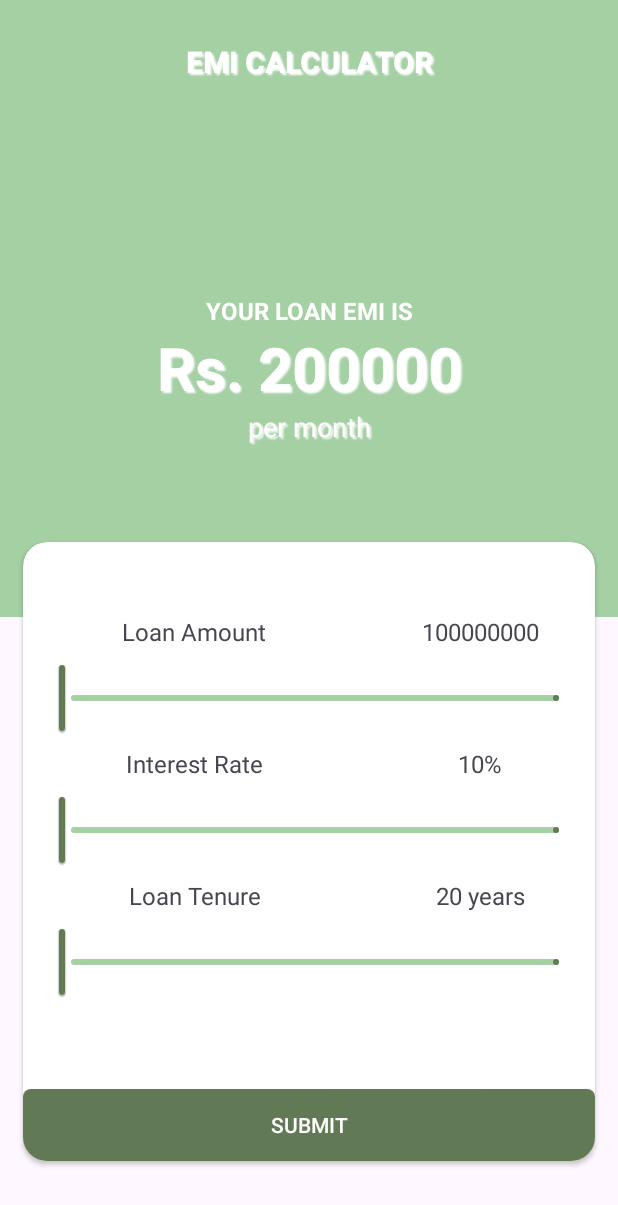
After one commit to neha280694/-rt, an Android app: the emicalculator screen opened directly, with no data from a screen before it, on a phone screen of 412 x 824 dp. The commit adds this screen. Shown: the top 1205 px of the screen. Run offline under Robolectric (Android 15) with nearby library versions, the phone set to English and light mode, and no system bars.

Commit message:
worked on the ui of emi calculator

```diff
--- a/app/src/main/java/com/example/myapplication/dashboard.java
+++ b/app/src/main/java/com/example/myapplication/dashboard.java
@@ -12,6 +12,7 @@ public class dashboard extends AppCompatActivity {
   private LinearLayout usrd;
   private LinearLayout weatherd;
     private TextView serverd;
+    private LinearLayout loanemi;
 
     @Override
     protected void onCreate(Bundle savedInstanceState) {
@@ -20,6 +21,7 @@ public class dashboard extends AppCompatActivity {
         usrd=findViewById(R.id.usrd);
         weatherd=findViewById(R.id.weatherd);
         serverd=findViewById(R.id.serverd);
+        loanemi=findViewById(R.id.loanemi);
         usrd.setOnClickListener(new View.OnClickListener() {
             @Override
             public void onClick(View v) {
@@ -43,6 +45,12 @@ public class dashboard extends AppCompatActivity {
 
            }
        });
+       loanemi.setOnClickListener(new View.OnClickListener() {
+           @Override
+           public void onClick(View v) {
+               startActivity(new Intent(dashboard.this,emicalculator.class));
+           }
+       });
 
     }
 }
--- /dev/null
+++ b/app/src/main/java/com/example/myapplication/emicalculator.java
@@ -0,0 +1,14 @@
+package com.example.myapplication;
+
+import androidx.appcompat.app.AppCompatActivity;
+
+import android.os.Bundle;
+
+public class emicalculator extends AppCompatActivity {
+
+    @Override
+    protected void onCreate(Bundle savedInstanceState) {
+        super.onCreate(savedInstanceState);
+        setContentView(R.layout.activity_emicalculator);
+    }
+}
--- /dev/null
+++ b/app/src/main/res/drawable/buttonemi.xml
@@ -0,0 +1,22 @@
+<?xml version="1.0" encoding="utf-8"?>
+<ripple xmlns:android="http://schemas.android.com/apk/res/android"
+    android:color="@color/colorPrimaryDark">
+    <item android:id="@android:id/mask">
+        <shape android:shape="rectangle">
+            <solid android:color="@color/colorAccent" />
+            <corners android:radius="5dp" />
+        </shape>
+    </item>
+
+    <item android:id="@android:id/background">
+        <shape android:shape="rectangle">
+            <gradient
+                android:angle="90"
+                android:endColor="@color/colorAccent1"
+                android:startColor="@color/colorAccent1"
+                android:centerColor="@color/colorAccent1"
+                android:type="linear" />
+            <corners android:radius="5dp" />
+        </shape>
+    </item>
+</ripple>
--- a/app/src/main/res/layout/activity_dashboard.xml
+++ b/app/src/main/res/layout/activity_dashboard.xml
@@ -255,6 +255,7 @@
 
                 >
                 <LinearLayout
+                    android:id="@+id/loanemi"
                     android:layout_width="match_parent"
                     android:layout_height="match_parent"
                     android:background="@drawable/border1"
--- /dev/null
+++ b/app/src/main/res/layout/activity_emicalculator.xml
@@ -0,0 +1,197 @@
+<?xml version="1.0" encoding="utf-8"?>
+<LinearLayout android:layout_width="match_parent"
+    android:layout_height="match_parent"
+    xmlns:app="http://schemas.android.com/apk/res-auto"
+    android:orientation="vertical"
+    xmlns:android="http://schemas.android.com/apk/res/android">
+
+    <LinearLayout
+        android:weightSum="1"
+        android:layout_width="match_parent"
+        android:layout_height="match_parent"
+        android:orientation="vertical">
+        <LinearLayout
+            android:layout_width="match_parent"
+            android:layout_height="0dp"
+            android:layout_weight="0.1"
+            android:background="@color/colorAccent1"
+            android:orientation="vertical">
+        <TextView
+            android:layout_width="match_parent"
+            android:layout_height="match_parent"
+            android:text="EMI CALCULATOR"
+            android:textSize="20dp"
+            android:textStyle="bold"
+            android:shadowDx="2"
+            android:shadowDy="2"
+            android:shadowRadius="1"
+            android:shadowColor="@color/white"
+
+            android:textColor="@color/white"
+            android:gravity="center"
+
+           >
+        </TextView>
+        </LinearLayout>
+        <LinearLayout
+            android:layout_width="match_parent"
+            android:layout_height="0dp"
+            android:layout_weight="0.4"
+            android:gravity="center"
+            android:background="@color/colorAccent1"
+            android:orientation="vertical">
+            <TextView
+                android:layout_width="match_parent"
+                android:layout_height="wrap_content"
+                android:text="YOUR LOAN EMI IS"
+                android:textStyle="bold"
+                android:textColor="@color/white"
+                android:textSize="16dp"
+
+
+                android:gravity="center"></TextView>
+            <TextView
+                android:layout_width="match_parent"
+                android:layout_height="wrap_content"
+                android:gravity="center"
+                android:textColor="@color/white"
+                android:textStyle="bold"
+                android:textSize="40dp"
+                android:shadowDx="2"
+                android:shadowDy="2"
+                android:shadowRadius="1"
+                android:shadowColor="@color/white"
+                android:text="Rs. 200000"></TextView>
+            <TextView
+                android:layout_width="match_parent"
+                android:layout_height="wrap_content"
+                android:gravity="center"
+                android:textColor="@color/white"
+                android:shadowDx="2"
+                android:shadowDy="2"
+                android:shadowRadius="1"
+                android:shadowColor="@color/white"
+
+                android:textSize="18dp"
+                android:text="per month"></TextView>
+        </LinearLayout>
+        <androidx.cardview.widget.CardView
+            android:layout_width="match_parent"
+            android:layout_height="0dp"
+            app:cardCornerRadius="16dp"
+            android:layout_marginLeft="15dp"
+            android:layout_marginRight="15dp"
+            android:layout_marginTop="-50dp"
+            android:layout_weight="0.5">
+            <LinearLayout
+                android:layout_width="match_parent"
+                android:layout_height="match_parent"
+
+                android:orientation="vertical">
+                <LinearLayout
+                    android:layout_width="match_parent"
+                    android:layout_height="wrap_content"
+                    android:layout_marginTop="40dp"
+                    android:orientation="horizontal">
+                    <TextView
+                        android:layout_width="0dp"
+                        android:layout_height="40dp"
+                        android:gravity="center"
+                        android:text="Loan Amount"
+                        android:textSize="16dp"
+                        android:layout_weight="0.6"></TextView>
+                    <TextView
+                        android:layout_width="0dp"
+                        android:layout_height="40dp"
+                        android:gravity="center"
+                        android:text="100000000"
+                        android:textSize="16dp"
+                        android:layout_weight="0.4"></TextView>
+                </LinearLayout>
+                <com.google.android.material.slider.RangeSlider
+                    android:layout_width="match_parent"
+                    android:layout_height="wrap_content"
+                    style="@style/SliderTheme"
+                    android:layout_marginLeft="10dp"
+                    app:labelStyle="@style/Tooltip"
+                    android:layout_marginRight="10dp"></com.google.android.material.slider.RangeSlider>
+                <LinearLayout
+                    android:layout_width="match_parent"
+                    android:layout_height="wrap_content"
+                    android:orientation="horizontal">
+                    <TextView
+                        android:layout_width="0dp"
+                        android:layout_height="40dp"
+                        android:gravity="center"
+                        android:text="Interest Rate"
+                        android:textSize="16dp"
+                        android:layout_weight="0.6"></TextView>
+                    <TextView
+                        android:layout_width="0dp"
+                        android:layout_height="40dp"
+                        android:gravity="center"
+                        android:text="10%"
+                        android:textSize="16dp"
+                        android:layout_weight="0.4"></TextView>
+                </LinearLayout>
+                <com.google.android.material.slider.RangeSlider
+                    android:layout_width="match_parent"
+                    android:layout_height="wrap_content"
+                    android:layout_marginLeft="10dp"
+                    style="@style/SliderTheme"
+                    app:labelStyle="@style/Tooltip"
+                    android:layout_marginRight="10dp"></com.google.android.material.slider.RangeSlider>
+
+                <LinearLayout
+                    android:layout_width="match_parent"
+                    android:layout_height="wrap_content"
+                    android:orientation="horizontal">
+                    <TextView
+                        android:layout_width="0dp"
+                        android:layout_height="40dp"
+                        android:gravity="center"
+                        android:text="Loan Tenure"
+                        android:textSize="16dp"
+                        android:layout_weight="0.6"></TextView>
+                    <TextView
+                        android:layout_width="0dp"
+                        android:layout_height="40dp"
+                        android:gravity="center"
+                        android:text="20 years"
+                        android:textSize="16dp"
+                        android:layout_weight="0.4"></TextView>
+                </LinearLayout>
+
+                <com.google.android.material.slider.RangeSlider
+                    android:layout_width="match_parent"
+                    android:layout_height="wrap_content"
+                    android:layout_marginLeft="10dp"
+                    app:labelStyle="@style/Tooltip"
+                    style="@style/SliderTheme"
+                    android:layout_marginRight="10dp"></com.google.android.material.slider.RangeSlider>
+                <LinearLayout
+                    android:layout_width="match_parent"
+                    android:layout_height="match_parent"
+                    android:gravity="bottom"
+                    android:orientation="vertical">
+                   <androidx.appcompat.widget.AppCompatButton
+                       android:layout_width="match_parent"
+                       android:layout_height="wrap_content"
+                       android:textColor="@color/white"
+                       android:text="submit"
+                       android:background="@drawable/button_background">
+
+                   </androidx.appcompat.widget.AppCompatButton>
+
+                </LinearLayout>
+            </LinearLayout>
+
+
+        </androidx.cardview.widget.CardView>
+
+
+    </LinearLayout>
+
+
+
+</LinearLayout>
--- a/app/src/main/res/values/style.xml
+++ b/app/src/main/res/values/style.xml
@@ -49,5 +49,26 @@
         <item name="android:background">@null</item>
         <item name="android:layout_height">wrap_content</item>
     </style>
+    <style name="Tooltip" parent="Widget.MaterialComponents.Tooltip">
+        <!--This is the Tooltip textAppearance -->
+        <item name="android:textAppearance">@style/TextAppearance.Tooltip</item>
+        <!--This is the Tooltip Background Color -->
+        <item name="backgroundTint">@color/colorAccent</item>
+    </style>
+
+    <style name="TextAppearance.Tooltip" parent="TextAppearance.MaterialComponents.Tooltip">
+        <!--This is the Tooltip Text Color -->
+        <item name="android:textColor">@color/white</item>
+    </style>
+    <style name="SliderTheme" parent="Widget.MaterialComponents.Slider">
+        <!-- Add attributes here -->
+
+        <item name="trackColorActive">@color/colorAccent</item>
+        <item name="trackColorInactive">@color/colorAccent1</item>
+        <item name="tickColor">@color/colorAccent1</item>
+
+        <item name="thumbColor">@color/colorAccent</item>
+
+    </style>
 
 </resources>
```
Also changed, not shown: app/src/main/AndroidManifest.xml (+12 -13 lines).
